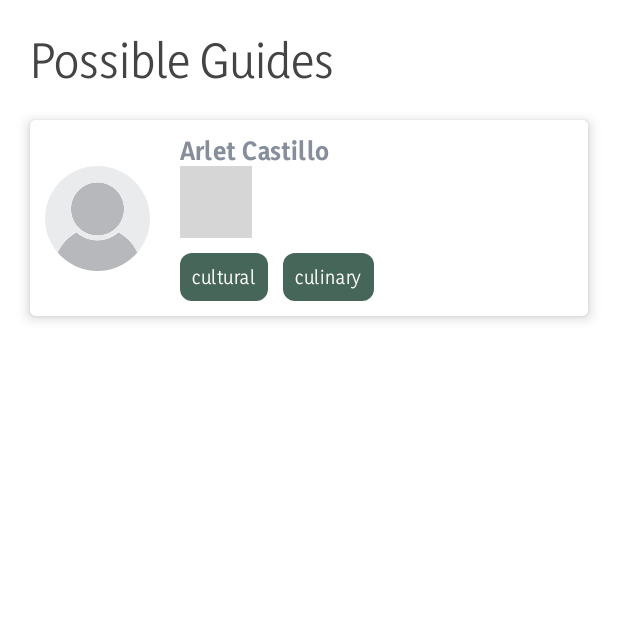
After one commit to java7f/GuideMeTravelers, an Android app built with Jetpack Compose: the WishlistActivity screen opened directly, with no data from a screen before it, on a phone screen of 412 x 824 dp, the top half of it. The commit adds this screen. Run offline under Robolectric (Android 15) with nearby library versions, the phone set to English and light mode, and no system bars; libraries missing offline, so code that uses them is left out: com.gowtham.ratingbar, com.skydoves.landscapist; 1 statement that could not run was skipped; grey boxes are pictures that could not be loaded.

```diff
--- a/GuideMeTravelersApp/app/src/main/AndroidManifest.xml
+++ b/GuideMeTravelersApp/app/src/main/AndroidManifest.xml
@@ -15,6 +15,11 @@
         android:supportsRtl="true"
         android:theme="@style/Theme.GuideMeTravelersApp"
         android:usesCleartextTraffic="true">
+        <activity
+            android:name=".views.wishlist.WishlistActivity"
+            android:exported="false"
+            android:label="@string/title_activity_wishlist"
+            android:theme="@style/Theme.GuideMeTravelersApp.NoActionBar" />
         <activity
             android:name=".views.chatView.ChatActivity"
             android:exported="true"
--- a/GuideMeTravelersApp/app/src/main/java/com/example/guidemetravelersapp/dataModels/User.kt
+++ b/GuideMeTravelersApp/app/src/main/java/com/example/guidemetravelersapp/dataModels/User.kt
@@ -19,5 +19,6 @@ data class User (
     var aboutUser: String = "",
     var profilePhotoUrl: String = "",
     var roles: List<String> = emptyList(),
-    var reviews: List<Review> = emptyList()
+    var reviews: List<Review> = emptyList(),
+    var wishlist: MutableList<String> = mutableListOf()
 )
--- a/GuideMeTravelersApp/app/src/main/java/com/example/guidemetravelersapp/viewModels/ProfileViewModel.kt
+++ b/GuideMeTravelersApp/app/src/main/java/com/example/guidemetravelersapp/viewModels/ProfileViewModel.kt
@@ -50,6 +50,7 @@ class ProfileViewModel(application: Application) : AndroidViewModel(application)
                     photo_result = profileService.updateUserProfilePhoto(editableUser, fileUri)
                 }
                 val updateSuccessful = result && photo_result
+                profileData = ApiResponse(data = editableUser, inProgress = false)
                 updateProfileResult = ApiResponse(data = updateSuccessful, inProgress = false)
             } catch (e: Exception) {
                 Log.d(HomescreenViewModel::class.simpleName, "ERROR: ${e.localizedMessage}")
--- /dev/null
+++ b/GuideMeTravelersApp/app/src/main/java/com/example/guidemetravelersapp/views/wishlist/WishlistActivity.kt
@@ -0,0 +1,123 @@
+package com.example.guidemetravelersapp.views.wishlist
+
+import android.os.Bundle
+import androidx.activity.ComponentActivity
+import androidx.activity.compose.setContent
+import androidx.compose.foundation.Image
+import androidx.compose.foundation.clickable
+import androidx.compose.foundation.interaction.MutableInteractionSource
+import androidx.compose.foundation.layout.*
+import androidx.compose.foundation.lazy.LazyColumn
+import androidx.compose.foundation.shape.CircleShape
+import androidx.compose.material.Card
+import androidx.compose.material.MaterialTheme
+import androidx.compose.material.Text
+import androidx.compose.material.ripple.rememberRipple
+import androidx.compose.runtime.Composable
+import androidx.compose.runtime.remember
+import androidx.compose.ui.Alignment
+import androidx.compose.ui.Modifier
+import androidx.compose.ui.draw.clip
+import androidx.compose.ui.layout.ContentScale
+import androidx.compose.ui.res.painterResource
+import androidx.compose.ui.res.stringResource
+import androidx.compose.ui.text.font.FontWeight
+import androidx.compose.ui.tooling.preview.Preview
+import androidx.compose.ui.unit.dp
+import androidx.compose.ui.unit.sp
+import com.example.guidemetravelersapp.R
+import com.example.guidemetravelersapp.ui.theme.GuideMeTravelersAppTheme
+import com.example.guidemetravelersapp.views.experienceDetailsView.DescriptionTags
+import com.example.guidemetravelersapp.views.experienceDetailsView.GuideRating
+import com.skydoves.landscapist.coil.CoilImage
+
+class WishlistActivity : ComponentActivity() {
+    override fun onCreate(savedInstanceState: Bundle?) {
+        super.onCreate(savedInstanceState)
+        setContent {
+            GuideMeTravelersAppTheme {
+                WishlistContent()
+            }
+        }
+    }
+}
+
+@Composable
+fun WishlistContent() {
+    LazyColumn(
+        modifier = Modifier
+            .padding(top = 20.dp, start = 20.dp, end = 20.dp)
+            .fillMaxSize(),
+        content = { item {
+            Text(
+                text = stringResource(id = R.string.possible_guides),
+                color = MaterialTheme.colors.onSecondary,
+                fontSize = 30.sp,
+                modifier = Modifier.padding(bottom = 20.dp)
+            )
+            UserCard(imageUrl = "", tags = listOf("cultural", "culinary"))
+        } }
+    )
+}
+
+/* Cuando se integre el model se puede usar el del homescreen y borrar este? */
+@Composable
+fun UserCard(imageUrl: String, tags: List<String>) {
+    Card(
+        modifier = Modifier
+            .fillMaxWidth()
+            .clickable(
+                interactionSource = remember { MutableInteractionSource() },
+                indication = rememberRipple(color = MaterialTheme.colors.secondary),
+                onClick = { }
+            ),
+        elevation = 5.dp,
+        content = {
+            Row(verticalAlignment = Alignment.CenterVertically, modifier = Modifier.padding(10.dp)) {
+                if(imageUrl.isEmpty()) {
+                    Image(
+                        painter = painterResource(R.drawable.dummy_avatar),
+                        contentDescription = "Temporal dummy avatar",
+                        modifier = Modifier
+                            .clip(CircleShape)
+                            .height(70.dp)
+                    )
+                }
+                else {
+                    Box(modifier = Modifier
+                        .size(70.dp)) {
+                        CoilImage(
+                            imageModel = imageUrl,
+                            contentDescription = "Guide photo",
+                            contentScale = ContentScale.Crop,
+                            modifier = Modifier.clip(CircleShape)
+                        )
+                    }
+                }
+                Column(modifier = Modifier.padding(start = 20.dp)) {
+                    Text(
+                        text = "Arlet Castillo",
+                        style = MaterialTheme.typography.subtitle1,
+                        fontWeight = FontWeight.Bold
+                    )
+                    GuideRating(4.5f)
+                    Row(modifier = Modifier
+                        .fillMaxWidth()
+                        .padding(top = 10.dp)) {
+                        for (tag in tags) {
+                            DescriptionTags(tagName = tag)
+                        }
+                    }
+                }
+            }
+        }
+    )
+}
+
+@Preview(showBackground = true)
+@Composable
+fun WishlistPreview() {
+    GuideMeTravelersAppTheme {
+        WishlistContent()
+    }
+}
--- a/GuideMeTravelersApp/app/src/main/res/values/strings.xml
+++ b/GuideMeTravelersApp/app/src/main/res/values/strings.xml
@@ -2,7 +2,6 @@
     <string name="app_name">GuideMeTravelersApp</string>
     <string name="title_activity_login" translatable="false">LoginActivity</string>
     <string name="authorization_header" translatable="false">Authorization</string>
-
     <string name="username_label" translatable="false">Username</string>
     <string name="password_label">Password</string>
     <string name="login_button">Login</string>
@@ -38,4 +37,8 @@ Lorem ipsum dolor sit amet, consectetur adipiscing elit. Sed tristique, tortor i
     <string name="from_date">From</string>
     <string name="to_date">To</string>
     <string name="confirm_request">Confirm Request</string>
+    <string name="title_activity_wishlist" translatable="false">WishlistActivity</string>
+    <string name="possible_guides">Possible Guides</string>
+    <string name="wishlist_added">"Guide added to wishlist"</string>
+    <string name="wishlist_removed">"Guide removed from wishlist"</string>
 </resources>
--- a/GuideMeTravelersApp/app/src/main/res/values/themes.xml
+++ b/GuideMeTravelersApp/app/src/main/res/values/themes.xml
@@ -10,7 +10,8 @@
         <item name="colorSecondaryVariant">@color/teal_700</item>
         <item name="colorOnSecondary">@color/black</item>
         <!-- Status bar color. -->
-        <item name="android:statusBarColor" tools:targetApi="l">@android:color/background_dark</item>
+        <item name="android:statusBarColor" tools:targetApi="l">@android:color/background_dark
+        </item>
         <!-- Customize your theme here. -->
     </style>
 
```
Also changed, not shown: GuideMeTravelersApp/app/src/main/java/com/example/guidemetravelersapp/views/experienceDetailsView/ExperienceDetailsActivity.kt (+40 -6 lines), GuideMeTravelersApp/app/src/main/java/com/example/guidemetravelersapp/views/homescreen/HomeScreen.kt (+3 -5 lines), 2 other files.
